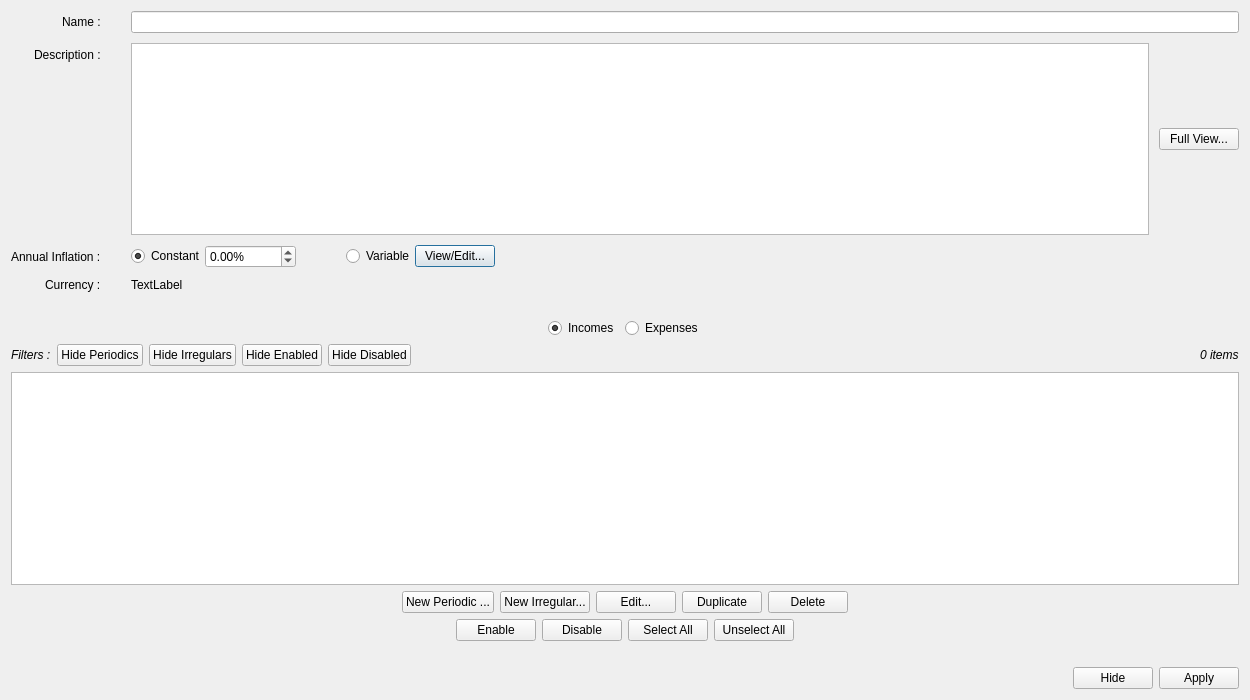
Qt form src/editscenariodialog.ui (redmoon1945/gbp) before a commit.
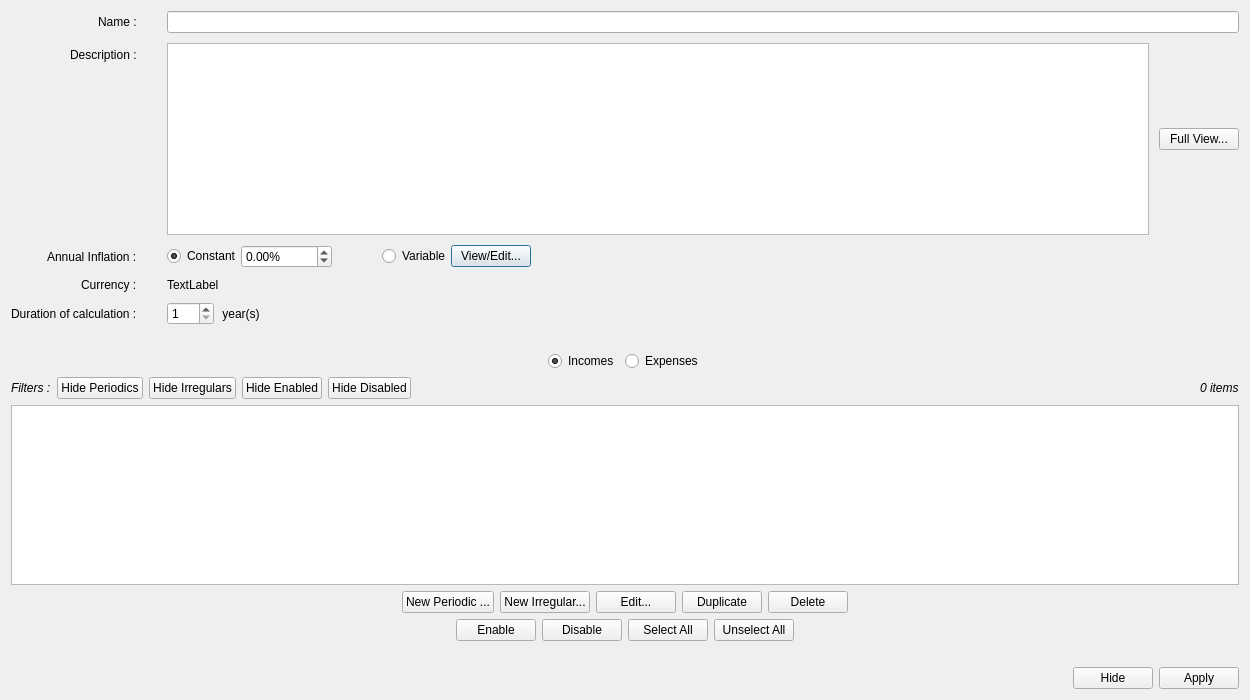
The same form after that commit.

The edit to the form file:
```diff
--- a/src/editscenariodialog.ui
+++ b/src/editscenariodialog.ui
@@ -238,6 +238,66 @@
        </item>
       </layout>
      </item>
+     <item row="4" column="0">
+      <widget class="QLabel" name="label_3">
+       <property name="text">
+        <string>Duration of calculation :</string>
+       </property>
+      </widget>
+     </item>
+     <item row="4" column="1">
+      <layout class="QHBoxLayout" name="horizontalLayout_9">
+       <item>
+        <widget class="QSpinBox" name="maxDurationSpinBox">
+         <property name="toolTip">
+          <string>&lt;html&gt;&lt;head/&gt;&lt;body&gt;&lt;p&gt;All incomes/expenses are allowed to generate financial events up to a &lt;span style=&quot; font-weight:700;&quot;&gt;maximum date&lt;/span&gt; defined as (today + &amp;quot;no_years&amp;quot;), where &amp;quot;no_years&amp;quot; is this value.  This limit helps to conserve memory and speed up the calculation. Default value is appropriate for most uses.&lt;/p&gt;&lt;/body&gt;&lt;/html&gt;</string>
+         </property>
+         <property name="minimum">
+          <number>1</number>
+         </property>
+         <property name="maximum">
+          <number>200</number>
+         </property>
+        </widget>
+       </item>
+       <item>
+        <spacer name="horizontalSpacer_13">
+         <property name="orientation">
+          <enum>Qt::Orientation::Horizontal</enum>
+         </property>
+         <property name="sizeType">
+          <enum>QSizePolicy::Policy::Fixed</enum>
+         </property>
+         <property name="sizeHint" stdset="0">
+          <size>
+           <width>5</width>
+           <height>20</height>
+          </size>
+         </property>
+        </spacer>
+       </item>
+       <item>
+        <widget class="QLabel" name="label_4">
+         <property name="text">
+          <string> year(s)</string>
+         </property>
+        </widget>
+       </item>
+       <item>
+        <spacer name="horizontalSpacer_11">
+         <property name="orientation">
+          <enum>Qt::Orientation::Horizontal</enum>
+         </property>
+         <property name="sizeHint" stdset="0">
+          <size>
+           <width>40</width>
+           <height>20</height>
+          </size>
+         </property>
+        </spacer>
+       </item>
+      </layout>
+     </item>
     </layout>
    </item>
    <item>
```
Left out of the diff: 2 changed lines with no effect on the pictures.
